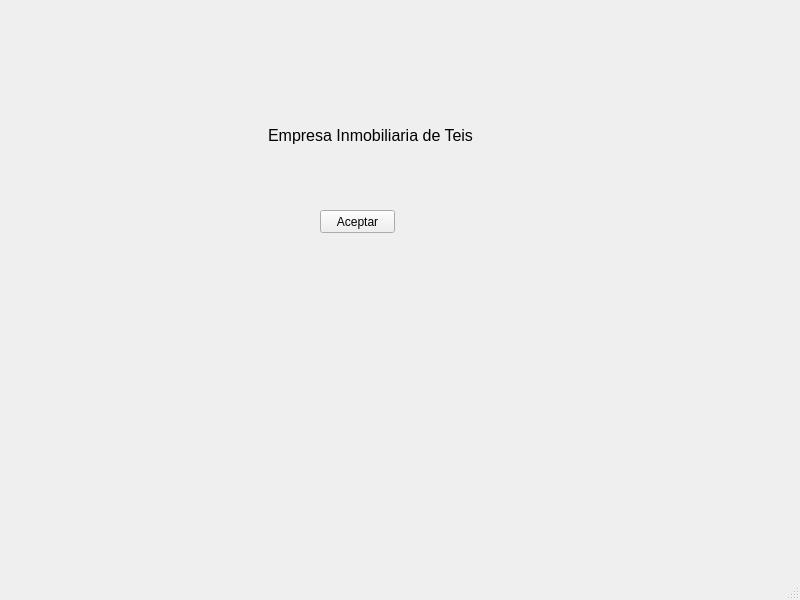
Above: venPrincipal.ui from BuaTeijeiro/ProyectoDI before the change. Below: the same form after it.
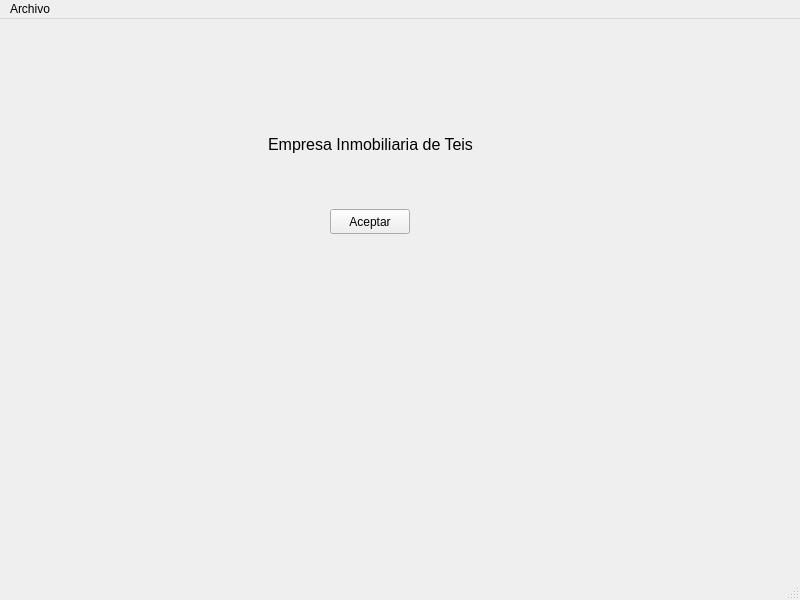
That is the form after the change.

```diff
--- a/venPrincipal.ui
+++ b/venPrincipal.ui
@@ -17,12 +17,24 @@
    <widget class="QPushButton" name="pushButton">
     <property name="geometry">
      <rect>
-      <x>320</x>
-      <y>210</y>
-      <width>75</width>
-      <height>23</height>
+      <x>330</x>
+      <y>190</y>
+      <width>80</width>
+      <height>25</height>
      </rect>
     </property>
+    <property name="minimumSize">
+     <size>
+      <width>80</width>
+      <height>25</height>
+     </size>
+    </property>
+    <property name="maximumSize">
+     <size>
+      <width>80</width>
+      <height>25</height>
+     </size>
+    </property>
     <property name="text">
      <string>Aceptar</string>
     </property>
@@ -31,7 +43,7 @@
     <property name="geometry">
      <rect>
       <x>240</x>
-      <y>80</y>
+      <y>70</y>
       <width>261</width>
       <height>111</height>
      </rect>
@@ -58,6 +70,13 @@
      <height>21</height>
     </rect>
    </property>
+   <widget class="QMenu" name="menuArchivo">
+    <property name="title">
+     <string>Archivo</string>
+    </property>
+    <addaction name="actionSalir"/>
+   </widget>
+   <addaction name="menuArchivo"/>
   </widget>
   <widget class="QStatusBar" name="statusbar"/>
  </widget>
```
Left out of the diff: 5 changed lines with no effect on the pictures.
